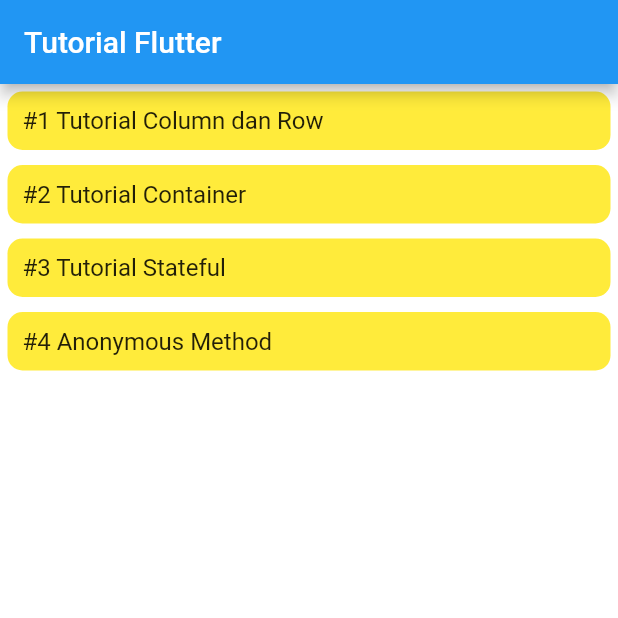
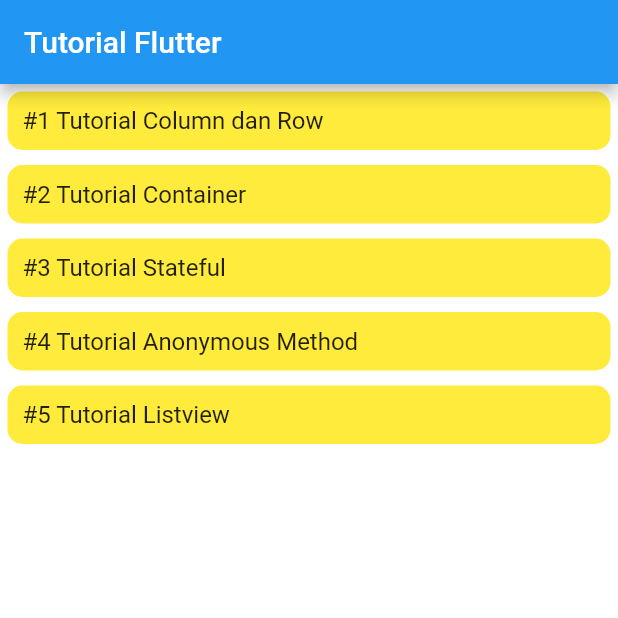
Before and after one commit to syahroel712/tutorial-flutter-pemula, a Flutter app: the screen it shows after launch, on a phone screen of 412 x 824 dp, the top half of it. Run offline on Flutter 3.47's test engine with Material 2 defaults, Android fonts, the phone set to English and light mode, and no system bars.

Commit message:
#5 List dan ListView

```diff
--- a/lib/main.dart
+++ b/lib/main.dart
@@ -5,6 +5,7 @@ import 'package:flutter_study/pages/1_column_row.dart';
 import 'package:flutter_study/pages/2_container.dart';
 import 'package:flutter_study/pages/3_stateful.dart';
 import 'package:flutter_study/pages/4_anonymous_method.dart';
+import 'package:flutter_study/pages/5_list_listview.dart';
 
 void main() {
   runApp(MyApp());
@@ -17,6 +18,7 @@ class MyApp extends StatelessWidget {
     '/2_container': (_) => ContainerPage(),
     '/3_stateful': (_) => StatefulPage(),
     '/4_anonymous': (_) => AnonymousPage(),
+    '/5_listview': (_) => ListViewPage(),
   };
 
   @override
--- a/lib/pages/home.dart
+++ b/lib/pages/home.dart
@@ -14,8 +14,9 @@ class HomePage extends StatelessWidget {
         ),
         body: SafeArea(
           child: Expanded(
-            child: SingleChildScrollView(
-              child: Column(
+            child: ListView(
+              children: [
+                Column(
                   mainAxisAlignment: MainAxisAlignment.start,
                   children: <Widget>[
                     Container(
@@ -91,7 +92,27 @@ class HomePage extends StatelessWidget {
                           Navigator.pushNamed(context, '/4_anonymous');
                         },
                         child: Text(
-                        '#4 Anonymous Method',
+                          '#4 Tutorial Anonymous Method',
+                          style: TextStyle(
+                            fontSize: 16,
+                          ),
+                        ),
+                      ),
+                    ),
+                    Container(
+                      margin: EdgeInsets.all(5),
+                      padding: EdgeInsets.all(10),
+                      width: MediaQuery.of(context).size.width,
+                      decoration: BoxDecoration(
+                        borderRadius: BorderRadius.circular(10),
+                        color: Colors.yellow,
+                      ),
+                      child: InkWell(
+                        onTap: () {
+                          Navigator.pushNamed(context, '/5_listview');
+                        },
+                        child: Text(
+                          '#5 Tutorial Listview',
                           style: TextStyle(
                             fontSize: 16,
                           ),
@@ -100,6 +121,7 @@ class HomePage extends StatelessWidget {
                     ),
                   ],
                 ),
+              ],
             ),
           ),
         ),
```
Also changed, not shown: lib/pages/5_list_listview.dart (added, +57 -0 lines). Lines whose indentation alone changed are shown as unchanged.
